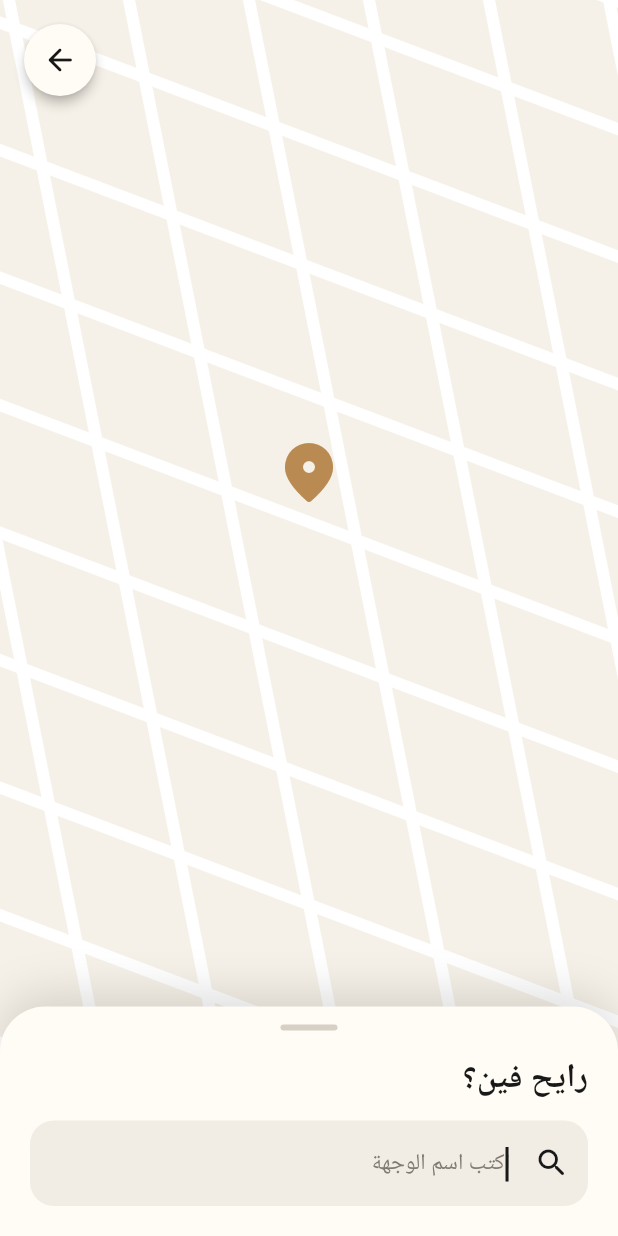
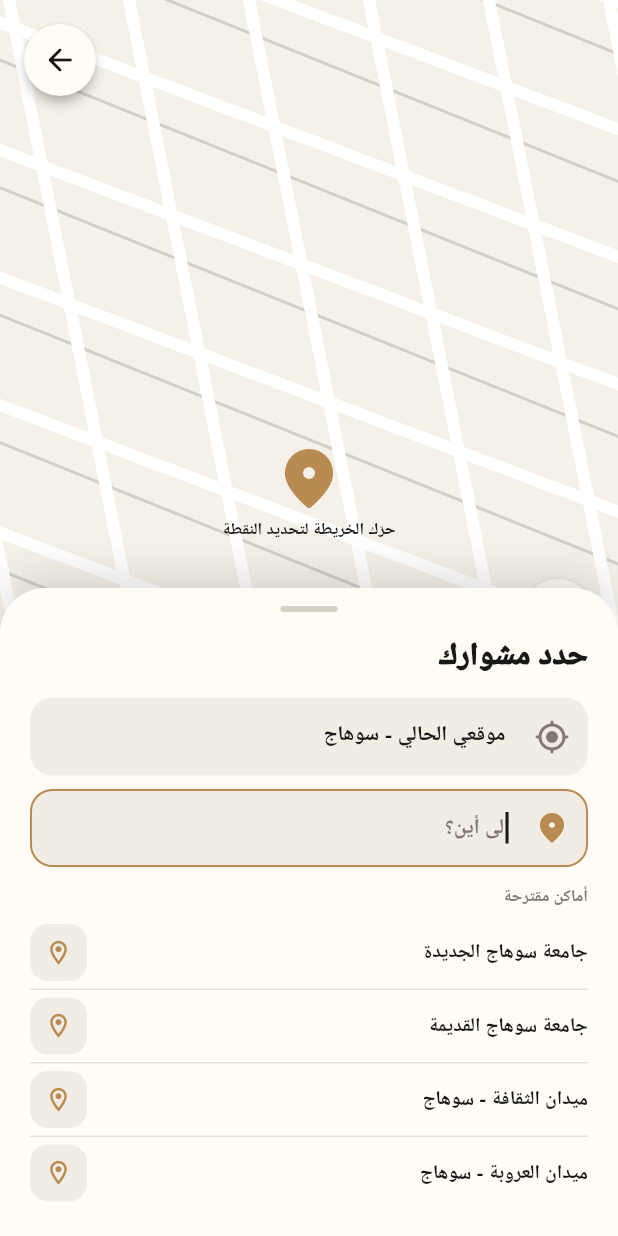
Before and after one commit to omargadelkareem/yalla-go, a Flutter app: the DestinationPage screen opened directly, on a phone screen of 412 x 824 dp. Run offline on Flutter 3.47's test engine with Material 3 defaults, Android fonts, the phone set to English and light mode, and no system bars; our stand-ins replace google_fonts; Roboto replaces fonts that are missing (Cairo); statements that could not run were skipped.

Commit message:
feat: add pickup and destination selection flow

```diff
--- a/lib/features/location/presentation/pages/destination_page.dart
+++ b/lib/features/location/presentation/pages/destination_page.dart
@@ -10,9 +10,11 @@ class DestinationPage extends StatefulWidget {
 }
 
 class _DestinationPageState extends State<DestinationPage> {
-  final TextEditingController controller = TextEditingController();
+  final pickupController = TextEditingController(text: 'موقعي الحالي - سوهاج');
+  final destinationController = TextEditingController();
+  bool editingPickup = false;
 
-  final List<String> _demoPlaces = const [
+  final List<String> places = const [
     'جامعة سوهاج الجديدة',
     'جامعة سوهاج القديمة',
     'ميدان الثقافة - سوهاج',
@@ -23,22 +25,45 @@ class _DestinationPageState extends State<DestinationPage> {
     'شارع الجمهورية - سوهاج',
   ];
 
-  List<String> get _results {
-    final query = controller.text.trim();
-    if (query.isEmpty) return const [];
-    return _demoPlaces.where((place) => place.contains(query)).toList();
+  TextEditingController get activeController =>
+      editingPickup ? pickupController : destinationController;
+
+  List<String> get results {
+    final query = activeController.text.trim();
+    if (query.isEmpty) return places.take(4).toList();
+    return places.where((place) => place.contains(query)).toList();
   }
 
   @override
   void dispose() {
-    controller.dispose();
+    pickupController.dispose();
+    destinationController.dispose();
     super.dispose();
+  }
+
+  void selectPlace(String place) {
+    setState(() {
+      activeController.text = place;
+      activeController.selection =
+          TextSelection.collapsed(offset: activeController.text.length);
+    });
+    if (editingPickup) {
+      setState(() => editingPickup = false);
+      return;
+    }
+    Navigator.push(
+      context,
+      MaterialPageRoute(
+        builder: (_) => RideOptionsPage(
+          pickup: pickupController.text.trim(),
+          destination: destinationController.text.trim(),
+        ),
+      ),
+    );
   }
 
   @override
   Widget build(BuildContext context) {
-    final results = _results;
-
     return Scaffold(
       backgroundColor: const Color(0xFFF6F1E8),
       body: Stack(
@@ -55,22 +80,39 @@ class _DestinationPageState extends State<DestinationPage> {
                   elevation: 3,
                   child: IconButton(
                     onPressed: () => Navigator.pop(context),
-                    icon: const Icon(
-                      Icons.arrow_back_rounded,
-                      color: Color(0xFF171817),
+                    icon: const Icon(Icons.arrow_back_rounded,
+                        color: Color(0xFF171817)),
                   ),
                 ),
               ),
+            ),
+          ),
+          const Align(
+            alignment: Alignment(0, -0.22),
+            child: _CenterPin(),
+          ),
+          Positioned(
+            right: 16,
+            bottom: 390,
+            child: Material(
+              color: const Color(0xFFFFFBF5),
+              shape: const CircleBorder(),
+              elevation: 3,
+              child: IconButton(
+                onPressed: () => setState(() {
+                  pickupController.text = 'موقعي الحالي - سوهاج';
+                  editingPickup = false;
+                }),
+                icon: const Icon(Icons.my_location_rounded,
+                    color: Color(0xFF171817)),
               ),
             ),
           ),
           Align(
             alignment: Alignment.bottomCenter,
             child: Container(
-              constraints: BoxConstraints(
-                maxHeight: controller.text.isEmpty ? 210 : 410,
-              ),
-              padding: const EdgeInsets.fromLTRB(20, 12, 20, 20),
+              constraints: const BoxConstraints(maxHeight: 455),
+              padding: const EdgeInsets.fromLTRB(20, 12, 20, 18),
               decoration: const BoxDecoration(
                 color: Color(0xFFFFFBF5),
                 borderRadius: BorderRadius.vertical(top: Radius.circular(30)),
@@ -95,95 +137,80 @@ class _DestinationPageState extends State<DestinationPage> {
                         borderRadius: BorderRadius.circular(20),
                       ),
                     ),
-                    const SizedBox(height: 16),
+                    const SizedBox(height: 14),
                     const Align(
                       alignment: Alignment.centerRight,
                       child: Text(
-                        'رايح فين؟',
+                        'حدد مشوارك',
                         textDirection: TextDirection.rtl,
                         style: TextStyle(
                           color: Color(0xFF171817),
-                          fontSize: 22,
-                          fontWeight: FontWeight.w800,
+                          fontSize: 21,
+                          fontWeight: FontWeight.w900,
                         ),
                       ),
                     ),
                     const SizedBox(height: 12),
-                    TextField(
-                      controller: controller,
+                    _LocationField(
+                      controller: pickupController,
+                      hint: 'من أين؟',
+                      icon: Icons.my_location_rounded,
+                      active: editingPickup,
+                      onTap: () => setState(() => editingPickup = true),
+                      onChanged: (_) => setState(() {}),
+                    ),
+                    const SizedBox(height: 9),
+                    _LocationField(
+                      controller: destinationController,
+                      hint: 'إلى أين؟',
+                      icon: Icons.location_on_rounded,
+                      active: !editingPickup,
                       autofocus: true,
+                      onTap: () => setState(() => editingPickup = false),
+                      onChanged: (_) => setState(() {}),
+                    ),
+                    const SizedBox(height: 12),
+                    Align(
+                      alignment: Alignment.centerRight,
+                      child: Text(
+                        activeController.text.trim().isEmpty
+                            ? 'أماكن مقترحة'
+                            : 'نتائج البحث',
                         textDirection: TextDirection.rtl,
-                      textAlign: TextAlign.right,
-                      cursorColor: const Color(0xFF171817),
                         style: const TextStyle(
-                        color: Color(0xFF171817),
-                        fontSize: 15,
-                        fontWeight: FontWeight.w600,
-                      ),
-                      onChanged: (_) => setState(() {}),
-                      decoration: InputDecoration(
-                        hintText: 'اكتب اسم الوجهة',
-                        hintTextDirection: TextDirection.rtl,
-                        hintStyle: const TextStyle(
                           color: Color(0xFF817A70),
-                          fontWeight: FontWeight.w500,
-                        ),
-                        suffixIcon: const Icon(
-                          Icons.search_rounded,
-                          color: Color(0xFF171817),
-                        ),
-                        filled: true,
-                        fillColor: const Color(0xFFF1ECE4),
-                        contentPadding: const EdgeInsets.symmetric(
-                          horizontal: 16,
-                          vertical: 17,
-                        ),
-                        border: OutlineInputBorder(
-                          borderRadius: BorderRadius.circular(16),
-                          borderSide: BorderSide.none,
+                          fontSize: 11,
+                          fontWeight: FontWeight.w700,
                         ),
                       ),
                     ),
-                    if (controller.text.isNotEmpty) ...[
-                      const SizedBox(height: 10),
+                    const SizedBox(height: 5),
                     Flexible(
                       child: results.isEmpty
-                            ? const Padding(
-                                padding: EdgeInsets.symmetric(vertical: 24),
+                          ? const Center(
                               child: Text(
                                 'لا توجد نتائج مطابقة',
                                 textDirection: TextDirection.rtl,
-                                  style: TextStyle(
-                                    color: Color(0xFF817A70),
-                                    fontSize: 13,
-                                  ),
+                                style: TextStyle(color: Color(0xFF817A70)),
                               ),
                             )
                           : ListView.separated(
+                              padding: EdgeInsets.zero,
                               shrinkWrap: true,
-                                padding: EdgeInsets.zero,
                               itemCount: results.length,
                               separatorBuilder: (_, __) => const Divider(
                                 height: 1,
                                 color: Color(0xFFE7E0D6),
                               ),
-                                itemBuilder: (context, index) {
+                              itemBuilder: (_, index) {
                                 final place = results[index];
                                 return ListTile(
+                                  dense: true,
                                   contentPadding: EdgeInsets.zero,
-                                    onTap: () {
-                                      Navigator.push(
-                                        context,
-                                        MaterialPageRoute(
-                                          builder: (_) => RideOptionsPage(
-                                            destination: place,
-                                          ),
-                                        ),
-                                      );
-                                    },
+                                  onTap: () => selectPlace(place),
                                   leading: Container(
-                                      width: 40,
-                                      height: 40,
+                                    width: 38,
+                                    height: 38,
                                     decoration: BoxDecoration(
                                       color: const Color(0xFFF1ECE4),
                                       borderRadius: BorderRadius.circular(12),
@@ -191,7 +218,7 @@ class _DestinationPageState extends State<DestinationPage> {
                                     child: const Icon(
                                       Icons.location_on_outlined,
                                       color: Color(0xFFB98B52),
-                                        size: 20,
+                                      size: 19,
                                     ),
                                   ),
                                   title: Text(
@@ -200,7 +227,7 @@ class _DestinationPageState extends State<DestinationPage> {
                                     textAlign: TextAlign.right,
                                     style: const TextStyle(
                                       color: Color(0xFF171817),
-                                        fontSize: 14,
+                                      fontSize: 13,
                                       fontWeight: FontWeight.w700,
                                     ),
                                   ),
@@ -208,7 +235,6 @@ class _DestinationPageState extends State<DestinationPage> {
                               },
                             ),
                     ),
-                    ],
                   ],
                 ),
               ),
@@ -220,6 +246,89 @@ class _DestinationPageState extends State<DestinationPage> {
   }
 }
 
+class _LocationField extends StatelessWidget {
+  const _LocationField({
+    required this.controller,
+    required this.hint,
+    required this.icon,
+    required this.active,
+    required this.onTap,
+    required this.onChanged,
+    this.autofocus = false,
+  });
+
+  final TextEditingController controller;
+  final String hint;
+  final IconData icon;
+  final bool active;
+  final VoidCallback onTap;
+  final ValueChanged<String> onChanged;
+  final bool autofocus;
+
+  @override
+  Widget build(BuildContext context) {
+    return TextField(
+      controller: controller,
+      autofocus: autofocus,
+      onTap: onTap,
+      onChanged: onChanged,
+      textDirection: TextDirection.rtl,
+      textAlign: TextAlign.right,
+      cursorColor: const Color(0xFF171817),
+      style: const TextStyle(
+        color: Color(0xFF171817),
+        fontSize: 14,
+        fontWeight: FontWeight.w700,
+      ),
+      decoration: InputDecoration(
+        hintText: hint,
+        hintTextDirection: TextDirection.rtl,
+        hintStyle: const TextStyle(color: Color(0xFF817A70)),
+        suffixIcon: Icon(icon,
+            color: active ? const Color(0xFFB98B52) : const Color(0xFF817A70)),
+        filled: true,
+        fillColor: const Color(0xFFF1ECE4),
+        contentPadding:
+            const EdgeInsets.symmetric(horizontal: 14, vertical: 15),
+        enabledBorder: OutlineInputBorder(
+          borderRadius: BorderRadius.circular(15),
+          borderSide: BorderSide(
+            color: active ? const Color(0xFFB98B52) : Colors.transparent,
+          ),
+        ),
+        focusedBorder: OutlineInputBorder(
+          borderRadius: BorderRadius.circular(15),
+          borderSide: const BorderSide(color: Color(0xFFB98B52), width: 1.3),
+        ),
+      ),
+    );
+  }
+}
+
+class _CenterPin extends StatelessWidget {
+  const _CenterPin();
+
+  @override
+  Widget build(BuildContext context) {
+    return const Column(
+      mainAxisSize: MainAxisSize.min,
+      children: [
+        Icon(Icons.location_on_rounded, color: Color(0xFFB98B52), size: 48),
+        SizedBox(height: 2),
+        Text(
+          'حرّك الخريطة لتحديد النقطة',
+          textDirection: TextDirection.rtl,
+          style: TextStyle(
+            color: Color(0xFF171817),
+            fontSize: 11,
+            fontWeight: FontWeight.w700,
+          ),
+        ),
+      ],
+    );
+  }
+}
+
 class _DestinationMap extends StatelessWidget {
   const _DestinationMap();
 
@@ -227,16 +336,7 @@ class _DestinationMap extends StatelessWidget {
   Widget build(BuildContext context) {
     return CustomPaint(
       painter: _MapPainter(),
-      child: const SizedBox.expand(
-        child: Align(
-          alignment: Alignment(0, -0.25),
-          child: Icon(
-            Icons.location_on_rounded,
-            color: Color(0xFFB98B52),
-            size: 48,
-          ),
-        ),
-      ),
+      child: const SizedBox.expand(),
     );
   }
 }
@@ -244,27 +344,25 @@ class _DestinationMap extends StatelessWidget {
 class _MapPainter extends CustomPainter {
   @override
   void paint(Canvas canvas, Size size) {
+    canvas.drawColor(const Color(0xFFE8E5DE));
     final road = Paint()
       ..color = Colors.white
       ..strokeWidth = 8
       ..strokeCap = StrokeCap.round;
+    final minor = Paint()
+      ..color = const Color(0xFFD3CFC7)
+      ..strokeWidth = 2
+      ..strokeCap = StrokeCap.round;
 
     for (var i = -3; i < 10; i++) {
       final y = i * 85.0;
+      canvas.drawLine(Offset(-40, y), Offset(size.width + 50, y + 190), road);
       canvas.drawLine(
-        Offset(-40, y),
-        Offset(size.width + 50, y + 190),
-        road,
-      );
+          Offset(-20, y + 32), Offset(size.width + 40, y + 222), minor);
     }
-
     for (var i = -1; i < 8; i++) {
       final x = i * 80.0;
-      canvas.drawLine(
-        Offset(x, -30),
-        Offset(x + 170, size.height),
-        road,
-      );
+      canvas.drawLine(Offset(x, -30), Offset(x + 170, size.height), road);
     }
   }
 
```
Lines whose indentation alone changed are shown as unchanged.
